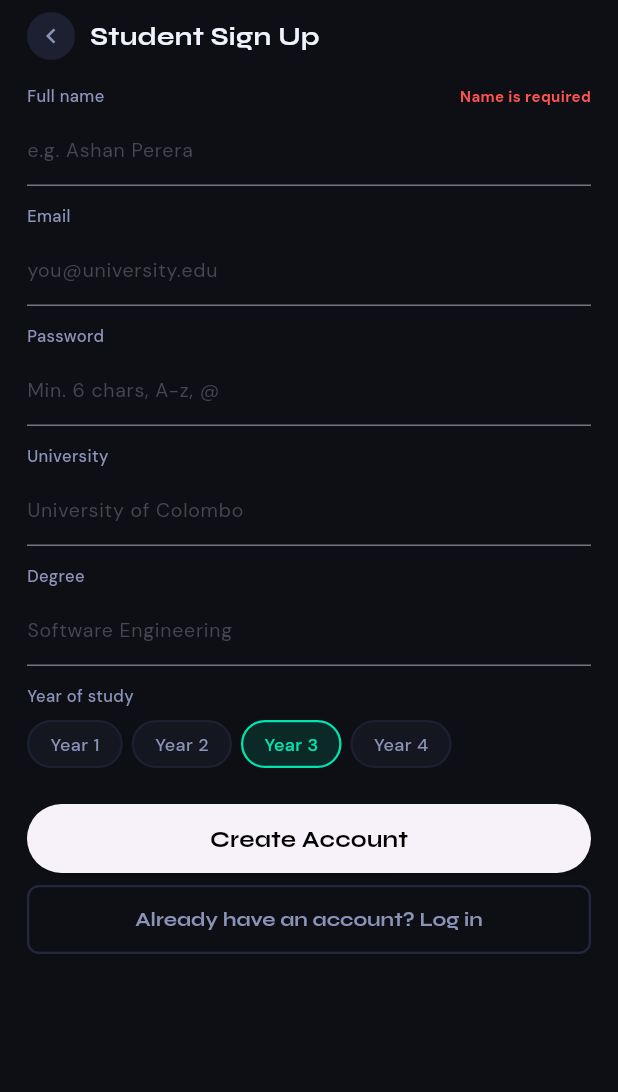
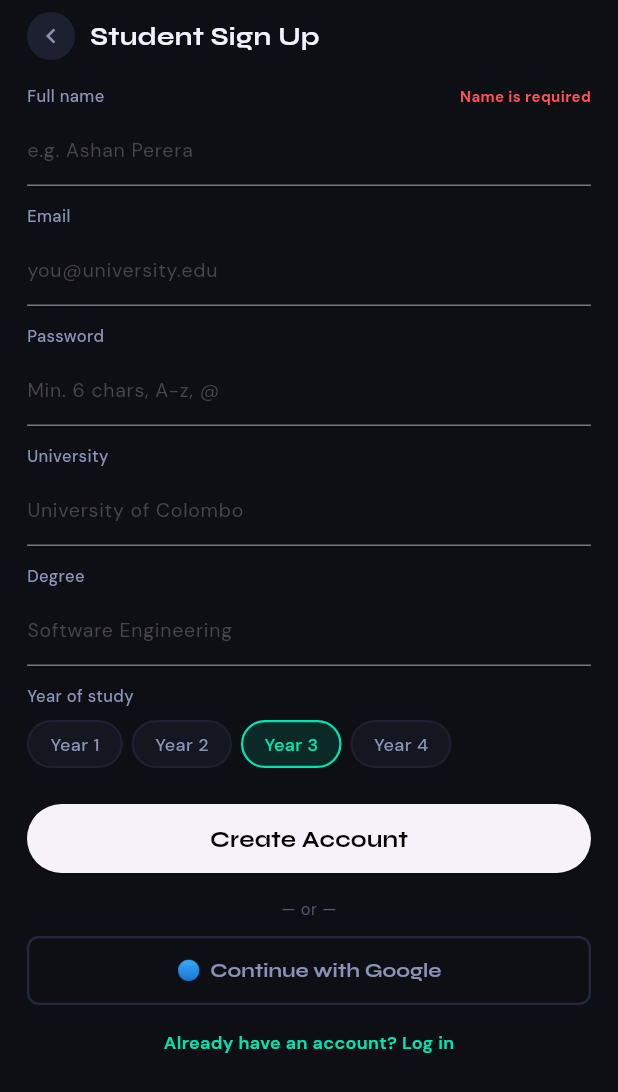
Before and after one commit to madhukamethsara/Voice-note-, a Flutter app: the RegisterScreen screen opened by its route, after a tap on "Create Account", on a phone screen of 412 x 824 dp. Shown: the top 1092 px of the screen. Run offline on Flutter 3.47's test engine with Material 3 defaults, Android fonts, the phone set to English and light mode, and no system bars; our stand-ins replace cloud_firestore, dio, file_picker, firebase_auth, firebase_core, go_router and 4 more; missing offline and left inert: excel, record; accounts and stored records are empty.

Commit message:
Implemented Google SignIn and fix registration validation

```diff
--- a/lib/Screens/Register.dart
+++ b/lib/Screens/Register.dart
@@ -2,7 +2,8 @@ import 'package:flutter/material.dart';
 import 'package:go_router/go_router.dart';
 import '../Theme/theme.dart';
 import '../widgets/commonwidget.dart';
-import '../Services/AuthService.dart';
+import '../Services/authservice.dart';
+import '../Models/AppUser.dart';
 
 class RegisterScreen extends StatefulWidget {
   final String role;
@@ -27,7 +28,6 @@ class _RegisterScreenState extends State<RegisterScreen> {
   final List<String> _years = ['Year 1', 'Year 2', 'Year 3', 'Year 4'];
 
   bool _isLoading = false;
-
   final Map<String, String?> _errors = {};
 
   bool get _isStudent => widget.role == 'student';
@@ -54,6 +54,18 @@ class _RegisterScreenState extends State<RegisterScreen> {
     setState(() {
       _errors.clear();
     });
+  }
+
+  void _routeUser(AppUser appUser, String successMsg) {
+    ScaffoldMessenger.of(context).showSnackBar(
+      SnackBar(content: Text(successMsg)),
+    );
+
+    if (appUser.role.toLowerCase() == 'student') {
+      context.go('/Student/Dasboard');
+    } else {
+      context.go('/Lecturer/Dashboard');
+    }
   }
 
   Future<void> _doRegister() async {
@@ -83,23 +95,15 @@ class _RegisterScreenState extends State<RegisterScreen> {
       return _setFieldError('email', 'Invalid email format');
     }
 
-    if (pass.length < 6) {
-      return _setFieldError('pass', 'Min. 6 characters');
-    }
-    if (!pass.contains(RegExp(r'[A-Z]'))) {
-      return _setFieldError('pass', 'Needs an uppercase letter');
-    }
-    if (!pass.contains(RegExp(r'[a-z]'))) {
-      return _setFieldError('pass', 'Needs a lowercase letter');
-    }
-    if (!pass.contains(RegExp(r'[!@#$%^&*(),.?":{}|<>_]'))) {
-      return _setFieldError('pass', 'Needs a special character');
-    }
+    if (pass.length < 6) return _setFieldError('pass', 'Min. 6 characters');
+    if (!pass.contains(RegExp(r'[A-Z]'))) return _setFieldError('pass', 'Needs an uppercase letter');
+    if (!pass.contains(RegExp(r'[a-z]'))) return _setFieldError('pass', 'Needs a lowercase letter');
+    if (!pass.contains(RegExp(r'[!@#$%^&*(),.?":{}|<>_]'))) return _setFieldError('pass', 'Needs a special character');
 
     setState(() => _isLoading = true);
 
     try {
-      await _authService.registerUser(
+      final AppUser appUser = await _authService.registerUser(
         fullName: name,
         email: email,
         password: pass,
@@ -111,26 +115,36 @@ class _RegisterScreenState extends State<RegisterScreen> {
       );
 
       if (!mounted) return;
+      _routeUser(appUser, 'Account created successfully');
 
-      ScaffoldMessenger.of(context).showSnackBar(
-        const SnackBar(content: Text('Account created successfully')),
-      );
-
-      if (_isStudent) {
-        context.go('/Student/Dasboard');
-      } else {
-        // Updated to match your old file's correct path
-        context.go('/Lecturer/Dashboard');
-      }
     } catch (e) {
       if (!mounted) return;
       ScaffoldMessenger.of(context).showSnackBar(
         SnackBar(content: Text(e.toString().replaceFirst('Exception: ', ''))),
       );
     } finally {
-      if (mounted) {
-        setState(() => _isLoading = false);
-      }
+      if (mounted) setState(() => _isLoading = false);
+    }
+  }
+
+
+  Future<void> _doGoogleRegister() async {
+    setState(() => _isLoading = true);
+
+    try {
+
+      final AppUser appUser = await _authService.signInWithGoogle(defaultRole: widget.role);
+
+      if (!mounted) return;
+      _routeUser(appUser, 'Signed in with Google successfully');
+
+    } catch (e) {
+      if (!mounted) return;
+      ScaffoldMessenger.of(context).showSnackBar(
+        SnackBar(content: Text(e.toString().replaceFirst('Exception: ', ''))),
+      );
+    } finally {
+      if (mounted) setState(() => _isLoading = false);
     }
   }
 
@@ -140,20 +154,12 @@ class _RegisterScreenState extends State<RegisterScreen> {
       children: [
         Text(
           label,
-          style: dmStyle(
-            size: 11,
-            weight: FontWeight.w500,
-            color: AppColors.text2,
-          ),
+          style: dmStyle(size: 11, weight: FontWeight.w500, color: AppColors.text2),
         ),
         if (error != null)
           Text(
             error,
-            style: dmStyle(
-              size: 10,
-              weight: FontWeight.bold,
-              color: Colors.redAccent,
-            ),
+            style: dmStyle(size: 10, weight: FontWeight.bold, color: Colors.redAccent),
           ),
       ],
     );
@@ -253,13 +259,33 @@ class _RegisterScreenState extends State<RegisterScreen> {
 
             const SizedBox(height: 24),
             PrimaryButton(
-              label: _isLoading ? 'Creating...' : 'Create Account',
+              label: _isLoading ? 'Please wait...' : 'Create Account',
               onTap: _isLoading ? () {} : _doRegister,
             ),
-            const SizedBox(height: 8),
+            const SizedBox(height: 16),
+
+
+            Center(
+              child: Text(
+                '— or —',
+                style: dmStyle(size: 11, color: AppColors.text3),
+              ),
+            ),
+            const SizedBox(height: 10),
             OutlineButton2(
-              label: 'Already have an account? Log in',
-              onTap: () => context.push('/login'),
+              label: '🔵  Continue with Google',
+              onTap: _isLoading ? () {} : _doGoogleRegister,
+            ),
+
+            const SizedBox(height: 16),
+            Center(
+              child: GestureDetector(
+                onTap: () => context.push('/Login'),
+                child: Text(
+                  'Already have an account? Log in',
+                  style: dmStyle(size: 12, color: AppColors.teal, weight: FontWeight.w600),
+                ),
+              ),
             ),
           ],
         ),
--- a/pubspec.yaml
+++ b/pubspec.yaml
@@ -28,6 +28,7 @@ dependencies:
   file_picker: ^10.3.10
   excel: ^4.0.6
   intl: ^0.19.0
+  google_sign_in: ^7.2.0
 
 dev_dependencies:
   flutter_test:
```
Also changed, not shown: lib/Screens/Login.dart (+86 -29 lines), lib/Services/authservice.dart (+67 -0 lines), 1 other file.
